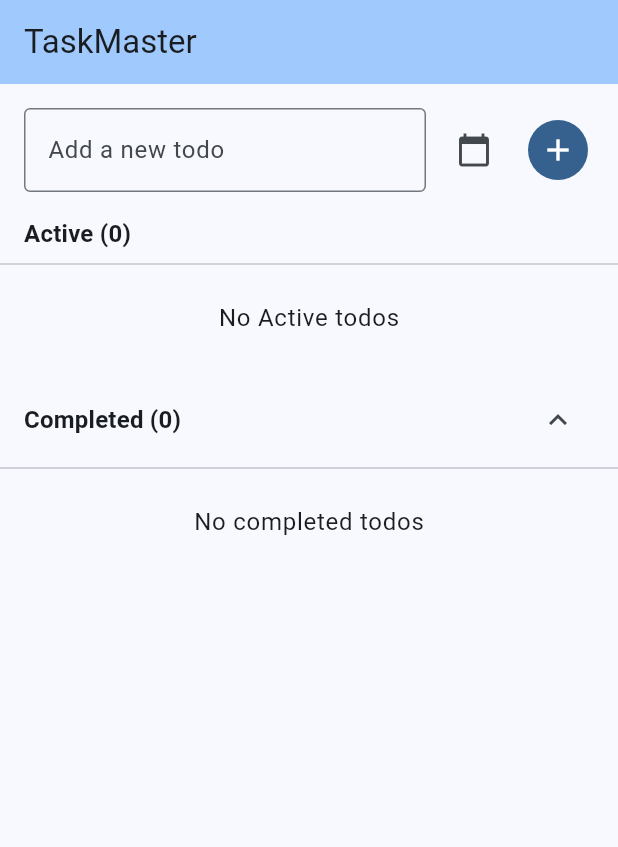
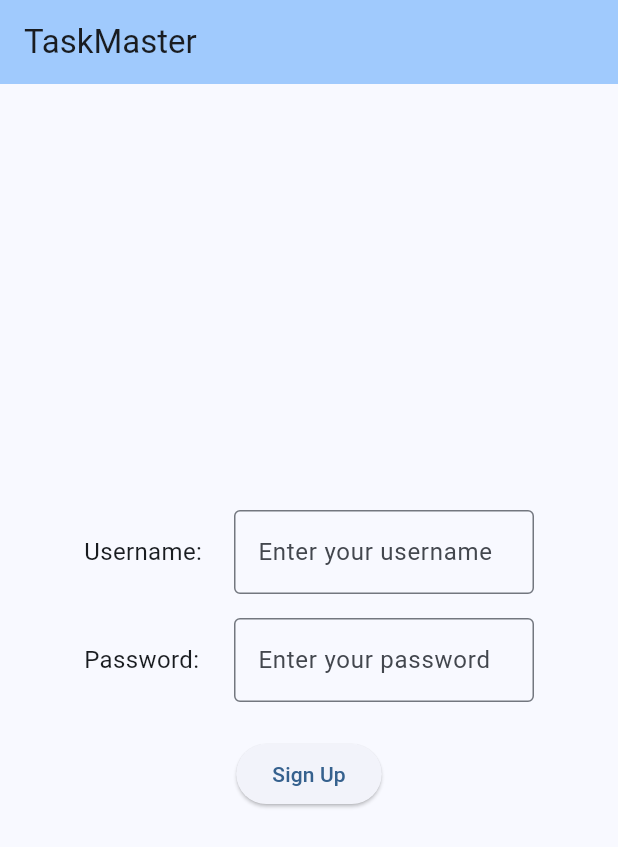
Before and after one commit to Ebrothers212/TodoAppFlutter, a Flutter app: the screen it shows after launch, on a phone screen of 412 x 824 dp. Shown: the top 847 px of the screen. Run offline on Flutter 3.47's test engine with Material 3 defaults, Android fonts, the phone set to English and light mode, and no system bars; our stand-ins replace cloud_firestore, firebase_core, shared_preferences; accounts and stored records are empty.

Commit message:
added firestore
added the ability to create user, and the ability to add to firestore

```diff
--- /dev/null
+++ b/devtools_options.yaml
@@ -0,0 +1,3 @@
+description: This file stores settings for Dart & Flutter DevTools.
+documentation: https://docs.flutter.dev/tools/devtools/extensions#configure-extension-enablement-states
+extensions:
--- a/lib/main.dart
+++ b/lib/main.dart
@@ -1,7 +1,13 @@
 import 'package:flutter/material.dart';
-import 'screens/todo_list_screen.dart';
+import 'screens/landing.dart';
+import 'package:firebase_core/firebase_core.dart';
+import 'firebase_options.dart';
 
-void main() {
+void main() async {
+  WidgetsFlutterBinding.ensureInitialized();
+  await Firebase.initializeApp(
+    options: DefaultFirebaseOptions.currentPlatform,
+  );
   runApp(const MyApp());
 }
 
@@ -12,7 +18,7 @@ class MyApp extends StatelessWidget {
   @override
   Widget build(BuildContext context) {
     return MaterialApp(
-      title: 'Todo App',
+      title: 'Taskmaster',
       theme: ThemeData(
         // This is the theme of your application.
         //
@@ -32,7 +38,7 @@ class MyApp extends StatelessWidget {
         colorScheme: ColorScheme.fromSeed(seedColor: Colors.blue),
         useMaterial3: true,
       ),
-      home: const TodoListScreen(),
+      home: const LandingScreen(),
     );
   }
 }
--- /dev/null
+++ b/lib/models/user.dart
@@ -0,0 +1,60 @@
+class User {
+  final String id;
+  final String username;
+  final String name;
+  final String? email;
+  final String password;
+
+  User({
+    required this.id,
+    required this.username,
+    required this.name,
+    this.email,
+    required this.password,
+  });
+
+  // Static user for testing or default user
+  static final User defaultUser = User(
+    id: '1',
+    username: 'everett',
+    name: 'Everett',
+    email: 'everett@example.com',
+    password: 'password123',
+  );
+
+  static final User blankUser = User(
+    id: '',
+    username: '',
+    name: '',
+    email: '',
+    password: '',
+  );
+
+  bool compareTo(User other) {
+    if (username == other.username && password == other.password) {
+        return true;
+    }
+
+    return false;
+  }
+
+  Map<String, dynamic> toJson() {
+    return {
+      'id': id,
+      'username': username,
+      'name': name,
+      'email': email,
+      'password': password,
+    };
+  }
+
+  static User fromJson(Map<String, dynamic> json) {
+    return User(
+      id: json['id'],
+      username: json['username'],
+      name: json['name'],
+      email: json['email'],
+      password: json['password'],
+    );
+  }
+}
--- /dev/null
+++ b/lib/screens/landing.dart
@@ -0,0 +1,122 @@
+import 'package:flutter/material.dart';
+import '../models/user.dart';
+import 'todo_list_screen.dart';
+import 'package:cloud_firestore/cloud_firestore.dart';
+import 'package:uuid/uuid.dart';
+import '../util/firestoreCollections.dart';
+
+class LandingScreen extends StatefulWidget {
+  const LandingScreen({super.key});
+
+  @override State<LandingScreen> createState() => _LandingScreenState();
+}
+
+class _LandingScreenState extends State<LandingScreen> {
+  final _uuid = const Uuid();
+  User _userLoggingIn = User.blankUser;
+  final TextEditingController _usernameController = TextEditingController();
+  final TextEditingController _passwordController = TextEditingController();
+
+  final FirebaseFirestore _firestore = FirebaseFirestore.instance;
+
+  @override
+  void initState() {
+    super.initState();
+  }
+
+  @override
+  Widget build(BuildContext context) {
+    return Scaffold(
+      appBar: AppBar(
+        title: const Text('TaskMaster'),
+        backgroundColor: Theme.of(context).colorScheme.inversePrimary,
+      ),
+      body: Center(
+        child: Padding(
+          padding: const EdgeInsets.all(16.0),
+          child: Column(
+            mainAxisAlignment: MainAxisAlignment.center,
+            children: [
+              Row(
+                mainAxisAlignment: MainAxisAlignment.center,
+                children: [
+                  const SizedBox(
+                    width: 100,
+                    child: Text(
+                      'Username:',
+                      style: TextStyle(fontSize: 16),
+                    ),
+                  ),
+                  SizedBox(
+                    width: 200,
+                    child: TextField(
+                      controller: _usernameController,
+                      decoration: const InputDecoration(
+                        hintText: 'Enter your username',
+                        border: OutlineInputBorder(),
+                      ),
+                    ),
+                  ),
+                ],
+              ),
+              const SizedBox(height: 16),
+              Row(
+                mainAxisAlignment: MainAxisAlignment.center,
+                children: [
+                  const SizedBox(
+                    width: 100,
+                    child: Text(
+                      'Password:',
+                      style: TextStyle(fontSize: 16),
+                    ),
+                  ),
+                  SizedBox(
+                    width: 200,
+                    child: TextField(
+                      controller: _passwordController,
+                      obscureText: true,
+                      decoration: const InputDecoration(
+                        hintText: 'Enter your password',
+                        border: OutlineInputBorder(),
+                      ),
+                    ),
+                  ),
+                ],
+              ),
+              const SizedBox(height: 24),
+              ElevatedButton(
+                onPressed: () {
+                    if (
+                        (_usernameController.text != '') &&
+                        (_passwordController.text != '')
+                        ) {
+                            _userLoggingIn = User(
+                                id: _uuid.v4(),
+                                username: _usernameController.text,
+                                name: '',
+                                email: '',
+                                password: _passwordController.text,
+                            );
+                            FirestoreCollections.saveUser(_userLoggingIn, context);
+                            Navigator.push(
+                                context,
+                                MaterialPageRoute(builder: (context) => const TodoListScreen()),
+                            );
+                            return;
+                    }
+                    ScaffoldMessenger.of(context).showSnackBar(
+                        const SnackBar(
+                            content: Text('Please enter a username and password'),
+                        ),
+                    );
+                    return;
+                },
+                child: const Text('Sign Up'),
+              ),
+            ],
+          ),
+        ),
+      ),
+    );
+  }
+}
--- a/lib/screens/todo_list_screen.dart
+++ b/lib/screens/todo_list_screen.dart
@@ -353,10 +353,13 @@ class _TodoListScreenState extends State<TodoListScreen> {
 
   @override
   Widget build(BuildContext context) {
-    return Scaffold(
+    return PopScope(
+      canPop: false,
+      child: Scaffold(
         appBar: AppBar(
           title: const Text('TaskMaster'),
           backgroundColor: Theme.of(context).colorScheme.inversePrimary,
+          automaticallyImplyLeading: false,
         ),
         body: _isLoading
             ? const Center(
@@ -537,6 +540,7 @@ class _TodoListScreenState extends State<TodoListScreen> {
                   ),
                 ),
               ),
+      ),
     );
   }
 
--- /dev/null
+++ b/lib/util/firestoreCollections.dart
@@ -0,0 +1,23 @@
+import 'package:cloud_firestore/cloud_firestore.dart';
+import '../models/user.dart';
+import 'package:flutter/material.dart';
+class FirestoreCollections {
+
+  static final FirebaseFirestore _firestore = FirebaseFirestore.instance;
+  static const String users = 'users';
+  static const String tasks = 'tasks';
+
+  static void saveUser(User user, BuildContext context) async {
+    final usernames = await _firestore.collection(users).get();
+    if (usernames.docs.any((doc) => doc.data()['username'] == user.username)) {
+      ScaffoldMessenger.of(context).showSnackBar(
+        const SnackBar(
+          content: Text('Username already exists'),
+        ),
+      );
+      return;
+    }
+    _firestore.collection(users).doc(user.id).set(user.toJson());
+    return;
+  }
+}
--- a/pubspec.yaml
+++ b/pubspec.yaml
@@ -37,6 +37,9 @@ dependencies:
   uuid: ^4.0.0
   intl: ^0.19.0
   shared_preferences: ^2.2.2
+  firebase_core: ^3.12.1
+  firebase_auth: ^5.5.1
+  cloud_firestore: ^5.6.5
 
 dev_dependencies:
   flutter_test:
```
Also changed, not shown: firebase.json (added), lib/firebase_options.dart (added), pubspec.lock, 16 other files. Lines whose indentation alone changed are shown as unchanged.
